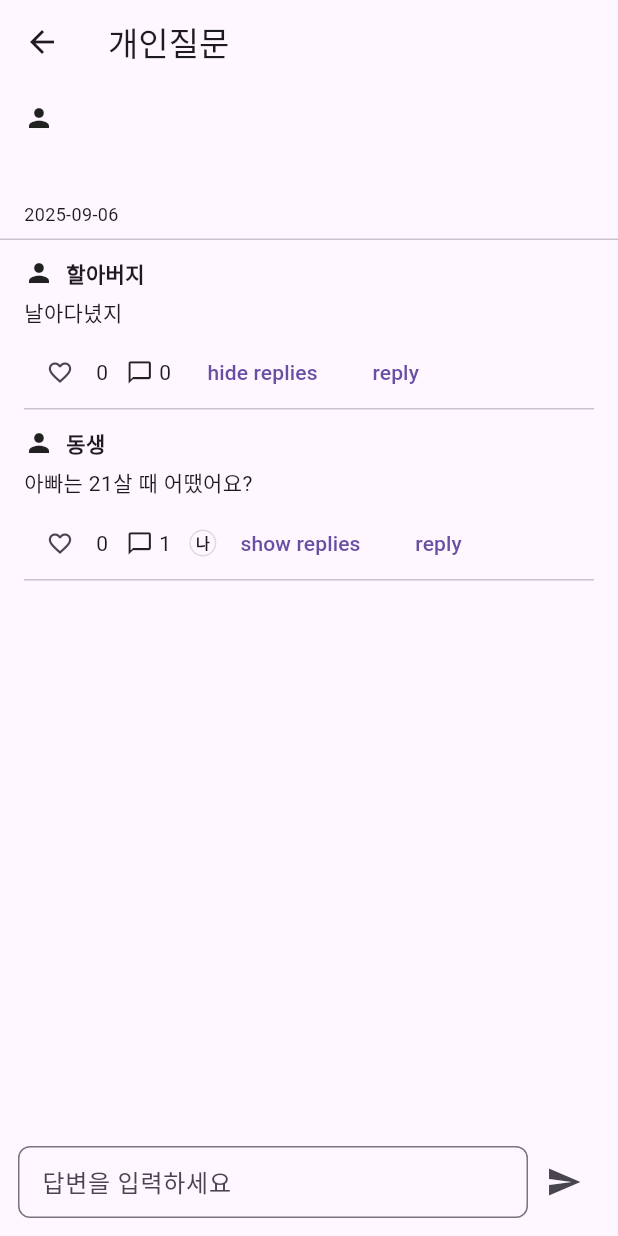
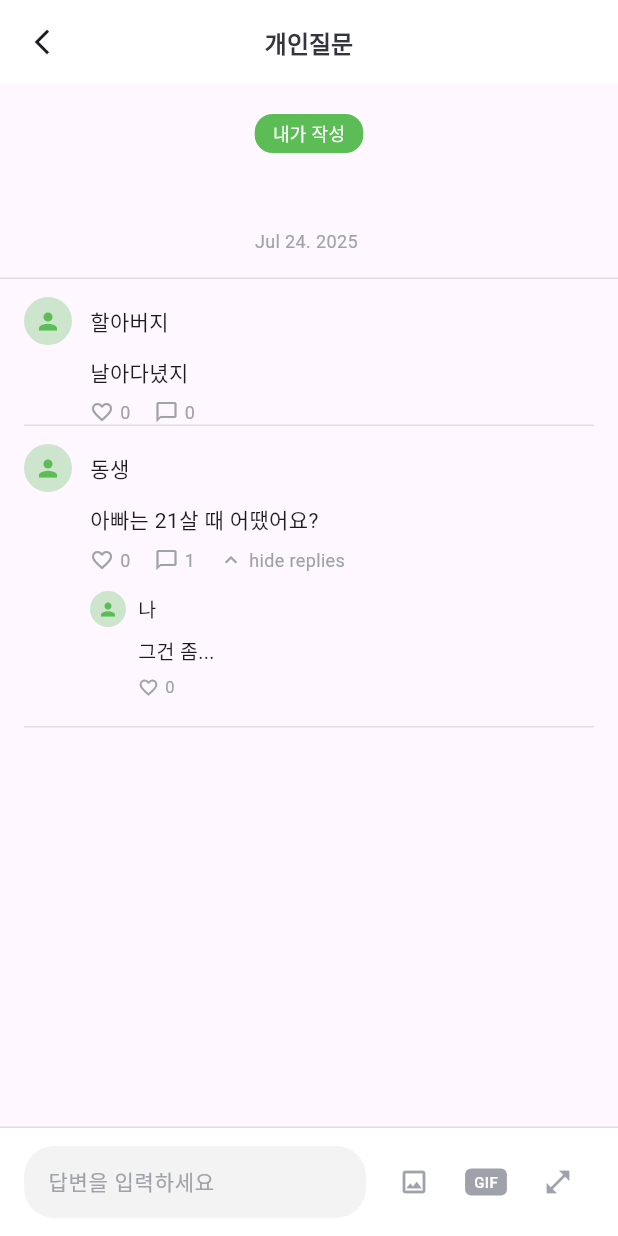
Before and after one commit to artificialSW/app-frontend, a Flutter app: the ChatPersonalThreadPage screen opened directly with empty values, after a tap on "show replies", on a phone screen of 412 x 824 dp. Run offline on Flutter 3.47's test engine with Material 3 defaults, Android fonts, the phone set to English and light mode, and no system bars; our stand-ins replace image_picker; accounts and stored records are empty; Roboto replaces fonts that are missing (Pretendard); project files that could hold a hidden picture were left out.

Commit message:
feat: 개인질문/공통질문 쓰레드 화면 디자인 개선

```diff
--- a/lib/features/chat/chat_thread/chat_personal_thread.dart
+++ b/lib/features/chat/chat_thread/chat_personal_thread.dart
@@ -1,6 +1,9 @@
 import 'package:flutter/material.dart';
 import '../widget/thread_widgets.dart';     // ThreadCommentTile, ThreadInputBar, ThreadReplyView
 import '../model/personal_question.dart';   // PersonalQuestionEntity
+import 'package:artificialsw_frontend/shared/constants/app_colors.dart';
+import 'package:artificialsw_frontend/shared/constants/app_text_styles.dart';
+import 'package:artificialsw_frontend/shared/widgets/custom_top_bar.dart';
 
 class ChatPersonalThreadPage extends StatefulWidget {
   final PersonalQuestionEntity question; // 질문 엔티티(텍스트/작성시각 등)
@@ -45,25 +48,50 @@ class _ChatPersonalThreadPageState extends State<ChatPersonalThreadPage> {
     final dateStr = widget.question.createdAt.toIso8601String().split('T').first; // YYYY-MM-DD
 
     return Scaffold(
-      appBar: AppBar(title: const Text('개인질문')),
+      appBar: CanGoBackTopBar('개인질문', context),
       body: Column(
         children: [
-          // 헤더: 작성자/큰 제목/날짜
+          // 헤더: 내가 작성 태그/큰 제목/날짜
           Padding(
-            padding: const EdgeInsets.fromLTRB(16, 12, 16, 8),
+            padding: const EdgeInsets.fromLTRB(16, 20, 16, 16),
             child: Column(crossAxisAlignment: CrossAxisAlignment.start, children: [
-              Row(children: [
-                const Icon(Icons.person, size: 20),
-                const SizedBox(width: 8),
-                Text(widget.askerName, style: const TextStyle(fontWeight: FontWeight.w600)),
-              ]),
-              const SizedBox(height: 10),
-              Text(widget.question.text, style: const TextStyle(fontSize: 20, fontWeight: FontWeight.bold)),
-              const SizedBox(height: 6),
-              Text(dateStr, style: const TextStyle(fontSize: 12)),
+              // 내가 작성 태그
+              Container(
+                padding: const EdgeInsets.symmetric(horizontal: 12, vertical: 4),
+                decoration: BoxDecoration(
+                  color: AppColors.plumu_green_main,
+                  borderRadius: BorderRadius.circular(12),
+                ),
+                child: Text(
+                  '내가 작성',
+                  style: AppTextStyles.pretendard_medium.copyWith(
+                    color: Colors.white,
+                    fontSize: 12,
+                  ),
+                ),
+              ),
+              const SizedBox(height: 16),
+              // 질문 텍스트
+              Text(
+                widget.question.text,
+                style: AppTextStyles.pretendard_bold.copyWith(
+                  fontSize: 20,
+                  color: AppColors.plumu_black,
+                  height: 1.3,
+                ),
+              ),
+              const SizedBox(height: 8),
+              // 날짜
+              Text(
+                'Jul 24. 2025', // 더미 날짜로 이미지와 맞춤
+                style: AppTextStyles.pretendard_regular.copyWith(
+                  fontSize: 12,
+                  color: AppColors.plumu_gray_5,
+                ),
+              ),
             ]),
           ),
-          const Divider(height: 1),
+          const Divider(height: 1, color: AppColors.plumu_gray_2),
 
           // 1차답변(상위 댓글) 리스트
           Expanded(
--- a/lib/features/chat/widget/thread_widgets.dart
+++ b/lib/features/chat/widget/thread_widgets.dart
@@ -1,6 +1,8 @@
 // lib/features/chat/widget/thread_widgets.dart
 import 'package:flutter/material.dart';
 import 'package:characters/characters.dart';
+import 'package:artificialsw_frontend/shared/constants/app_colors.dart';
+import 'package:artificialsw_frontend/shared/constants/app_text_styles.dart';
 
 /// 화면용 최소 대댓글 뷰모델
 class ThreadReplyView {
@@ -46,48 +48,63 @@ class ThreadCommentTile extends StatelessWidget {
 
   @override
   Widget build(BuildContext context) {
-    final repliers = replies.map((e) => e.author).toSet().toList();
-    final avatar2 = repliers.take(2).toList();
-
     return Padding(
       padding: const EdgeInsets.fromLTRB(16, 12, 16, 0),
       child: Column(
         crossAxisAlignment: CrossAxisAlignment.start,
         children: [
           Row(children: [
-            const Icon(Icons.person, size: 20),
-            const SizedBox(width: 8),
-            Text(author, style: const TextStyle(fontWeight: FontWeight.w600)),
+            Container(
+              width: 32,
+              height: 32,
+              decoration: BoxDecoration(
+                color: AppColors.plumu_green_30per,
+                shape: BoxShape.circle,
+              ),
+              child: Icon(Icons.person, size: 18, color: AppColors.plumu_green_main),
+            ),
+            const SizedBox(width: 12),
+            Text(author, style: AppTextStyles.pretendard_medium.copyWith(fontSize: 14)),
           ]),
-          const SizedBox(height: 6),
-          Text(text),
-          const SizedBox(height: 6),
+          const SizedBox(height: 8),
+          Padding(
+            padding: const EdgeInsets.only(left: 44),
+            child: Text(text, style: AppTextStyles.pretendard_regular.copyWith(fontSize: 14)),
+          ),
+          const SizedBox(height: 8),
+          Padding(
+            padding: const EdgeInsets.only(left: 44),
+            child: Row(children: [
+              GestureDetector(
+                onTap: onToggleLike,
+                child: Row(children: [
+                  Icon(liked ? Icons.favorite : Icons.favorite_border, size: 16, color: liked ? Colors.red : AppColors.plumu_gray_5),
+                  const SizedBox(width: 4),
+                  Text('$likes', style: AppTextStyles.pretendard_regular.copyWith(fontSize: 12, color: AppColors.plumu_gray_5)),
+                ]),
+              ),
+              const SizedBox(width: 16),
               Row(children: [
-            IconButton(
-              padding: EdgeInsets.zero,
-              constraints: const BoxConstraints(),
-              icon: Icon(liked ? Icons.favorite : Icons.favorite_border, size: 18),
-              onPressed: onToggleLike,
+                Icon(Icons.chat_bubble_outline, size: 16, color: AppColors.plumu_gray_5),
+                const SizedBox(width: 4),
+                Text('${replies.length}', style: AppTextStyles.pretendard_regular.copyWith(fontSize: 12, color: AppColors.plumu_gray_5)),
+              ]),
+              if (replies.isNotEmpty) ...[
+                const SizedBox(width: 16),
+                GestureDetector(
+                  onTap: onToggleExpand,
+                  child: Row(children: [
+                    Icon(expanded ? Icons.keyboard_arrow_up : Icons.keyboard_arrow_down, size: 16, color: AppColors.plumu_gray_5),
+                    const SizedBox(width: 4),
+                    Text(expanded ? 'hide replies' : 'show replies', style: AppTextStyles.pretendard_regular.copyWith(fontSize: 12, color: AppColors.plumu_gray_5)),
+                  ]),
                 ),
-            Text('$likes'),
-            const SizedBox(width: 12),
-            const Icon(Icons.chat_bubble_outline, size: 18),
-            const SizedBox(width: 4),
-            Text('${replies.length}'),
-            const SizedBox(width: 12),
-            Row(children: [
-              _TinyAvatars(names: avatar2),
-              TextButton(
-                onPressed: onToggleExpand,
-                child: Text(expanded ? 'hide replies' : 'show replies'),
+              ],
+            ]),
           ),
-            ]),
-            const SizedBox(width: 8),
-            TextButton(onPressed: onTapReply, child: const Text('reply')),
-          ]),
           if (expanded && replies.isNotEmpty)
             Padding(
-              padding: const EdgeInsets.only(left: 24, top: 4, bottom: 8),
+              padding: const EdgeInsets.only(left: 44, top: 12, bottom: 8),
               child: Column(
                 crossAxisAlignment: CrossAxisAlignment.start,
                 children: List.generate(replies.length, (i) {
@@ -98,28 +115,39 @@ class ThreadCommentTile extends StatelessWidget {
                       crossAxisAlignment: CrossAxisAlignment.start,
                       children: [
                         Row(children: [
-                          const Icon(Icons.person, size: 18),
+                          Container(
+                            width: 24,
+                            height: 24,
+                            decoration: BoxDecoration(color: AppColors.plumu_green_30per, shape: BoxShape.circle),
+                            child: Icon(Icons.person, size: 14, color: AppColors.plumu_green_main),
+                          ),
                           const SizedBox(width: 8),
-                          Text(r.author, style: const TextStyle(fontWeight: FontWeight.w600)),
+                          Text(r.author, style: AppTextStyles.pretendard_medium.copyWith(fontSize: 13)),
                         ]),
-                        const SizedBox(height: 4),
-                        Text(r.text),
-                        Row(children: [
-                          IconButton(
-                            padding: EdgeInsets.zero,
-                            constraints: const BoxConstraints(),
-                            icon: Icon(r.liked ? Icons.favorite : Icons.favorite_border, size: 18),
-                            onPressed: () => onToggleReplyLike(i),
+                        const SizedBox(height: 6),
+                        Padding(
+                          padding: const EdgeInsets.only(left: 32),
+                          child: Text(r.text, style: AppTextStyles.pretendard_regular.copyWith(fontSize: 13)),
                         ),
-                          Text('${r.likes}'),
+                        const SizedBox(height: 6),
+                        Padding(
+                          padding: const EdgeInsets.only(left: 32),
+                          child: GestureDetector(
+                            onTap: () => onToggleReplyLike(i),
+                            child: Row(children: [
+                              Icon(r.liked ? Icons.favorite : Icons.favorite_border, size: 14, color: r.liked ? Colors.red : AppColors.plumu_gray_5),
+                              const SizedBox(width: 4),
+                              Text('${r.likes}', style: AppTextStyles.pretendard_regular.copyWith(fontSize: 11, color: AppColors.plumu_gray_5)),
                             ]),
+                          ),
+                        ),
                       ],
                     ),
                   );
                 }),
               ),
             ),
-          const Divider(height: 1),
+          const Divider(height: 1, color: AppColors.plumu_gray_2),
         ],
       ),
     );
@@ -143,21 +171,43 @@ class ThreadInputBar extends StatelessWidget {
   Widget build(BuildContext context) {
     return SafeArea(
       top: false,
-      child: Padding(
-        padding: const EdgeInsets.fromLTRB(12, 6, 12, 12),
+      child: Container(
+        padding: const EdgeInsets.fromLTRB(16, 12, 16, 12),
+        decoration: BoxDecoration(
+          color: AppColors.plumu_white,
+          border: Border(top: BorderSide(color: AppColors.plumu_gray_2, width: 1)),
+        ),
         child: Row(children: [
           Expanded(
+            child: Container(
+              decoration: BoxDecoration(
+                color: AppColors.plumu_gray_1,
+                borderRadius: BorderRadius.circular(20),
+              ),
               child: TextField(
                 controller: controller,
                 decoration: InputDecoration(
                   hintText: hintText,
-                contentPadding: const EdgeInsets.symmetric(horizontal: 12, vertical: 10),
-                border: OutlineInputBorder(borderRadius: BorderRadius.circular(8)),
+                  hintStyle: AppTextStyles.pretendard_regular.copyWith(fontSize: 14, color: AppColors.plumu_gray_5),
+                  contentPadding: const EdgeInsets.symmetric(horizontal: 16, vertical: 12),
+                  border: InputBorder.none,
                 ),
+                style: AppTextStyles.pretendard_regular.copyWith(fontSize: 14),
                 onSubmitted: (_) => onSubmit(),
               ),
             ),
-          IconButton(icon: const Icon(Icons.send), onPressed: onSubmit),
+          ),
+          const SizedBox(width: 8),
+          IconButton(icon: Icon(Icons.image_outlined, color: AppColors.plumu_gray_5, size: 20), onPressed: () {}),
+          IconButton(
+            icon: Container(
+              padding: const EdgeInsets.symmetric(horizontal: 6, vertical: 2),
+              decoration: BoxDecoration(color: AppColors.plumu_gray_5, borderRadius: BorderRadius.circular(4)),
+              child: Text('GIF', style: AppTextStyles.pretendard_medium.copyWith(fontSize: 10, color: AppColors.plumu_white)),
+            ),
+            onPressed: () {},
+          ),
+          IconButton(icon: Icon(Icons.open_in_full, color: AppColors.plumu_gray_5, size: 20), onPressed: () {}),
         ]),
       ),
     );
@@ -175,12 +225,19 @@ class _TinyAvatars extends StatelessWidget {
     return Row(
       children: names.take(2).map((n) {
         return Container(
-          margin: const EdgeInsets.only(right: 4),
-          width: 18,
-          height: 18,
-          decoration: BoxDecoration(shape: BoxShape.circle, border: Border.all(color: Colors.black12)),
+          margin: const EdgeInsets.only(right: -4),
+          width: 16,
+          height: 16,
+          decoration: BoxDecoration(
+            color: AppColors.plumu_green_30per,
+            shape: BoxShape.circle,
+            border: Border.all(color: Colors.white, width: 1),
+          ),
           alignment: Alignment.center,
-          child: Text(firstGrapheme(n), style: const TextStyle(fontSize: 10, fontWeight: FontWeight.w600)),
+          child: Text(
+            firstGrapheme(n),
+            style: AppTextStyles.pretendard_medium.copyWith(fontSize: 8, color: AppColors.plumu_green_main),
+          ),
         );
       }).toList(),
     );
```
Also changed, not shown: lib/features/chat/chat_thread/chat_common_thread.dart (+41 -9 lines). Lines whose indentation alone changed are shown as unchanged.
